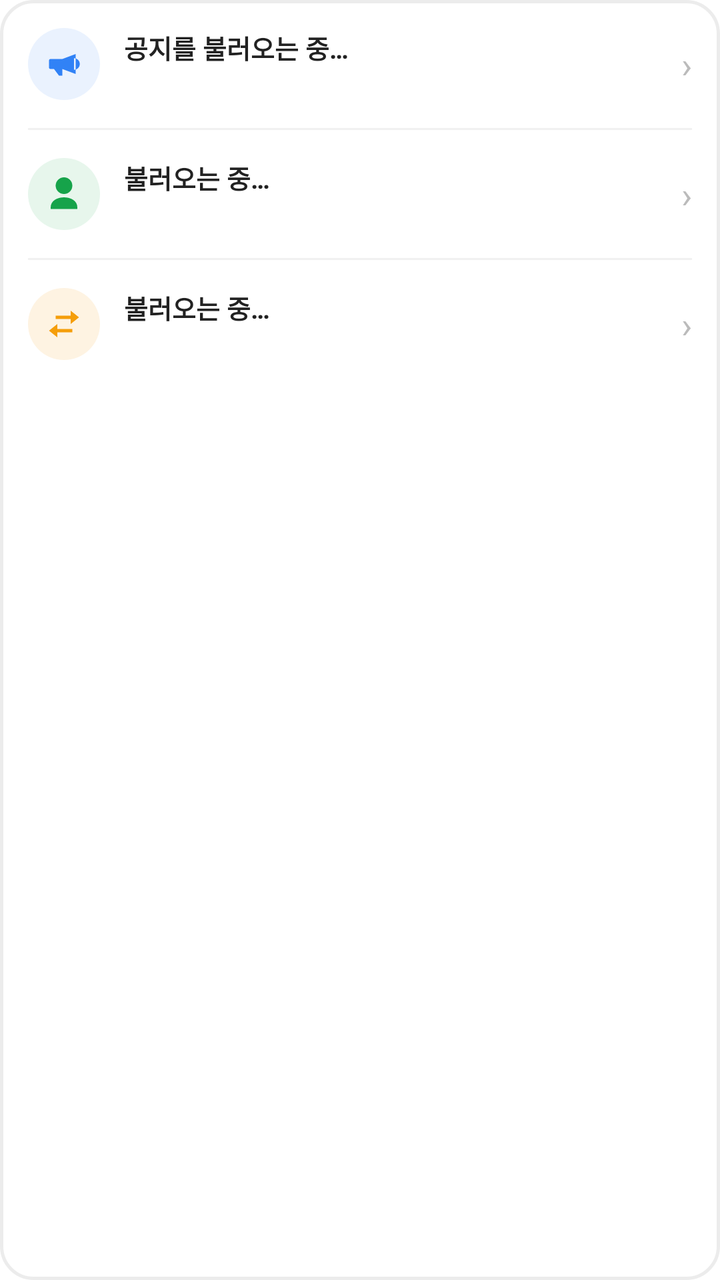
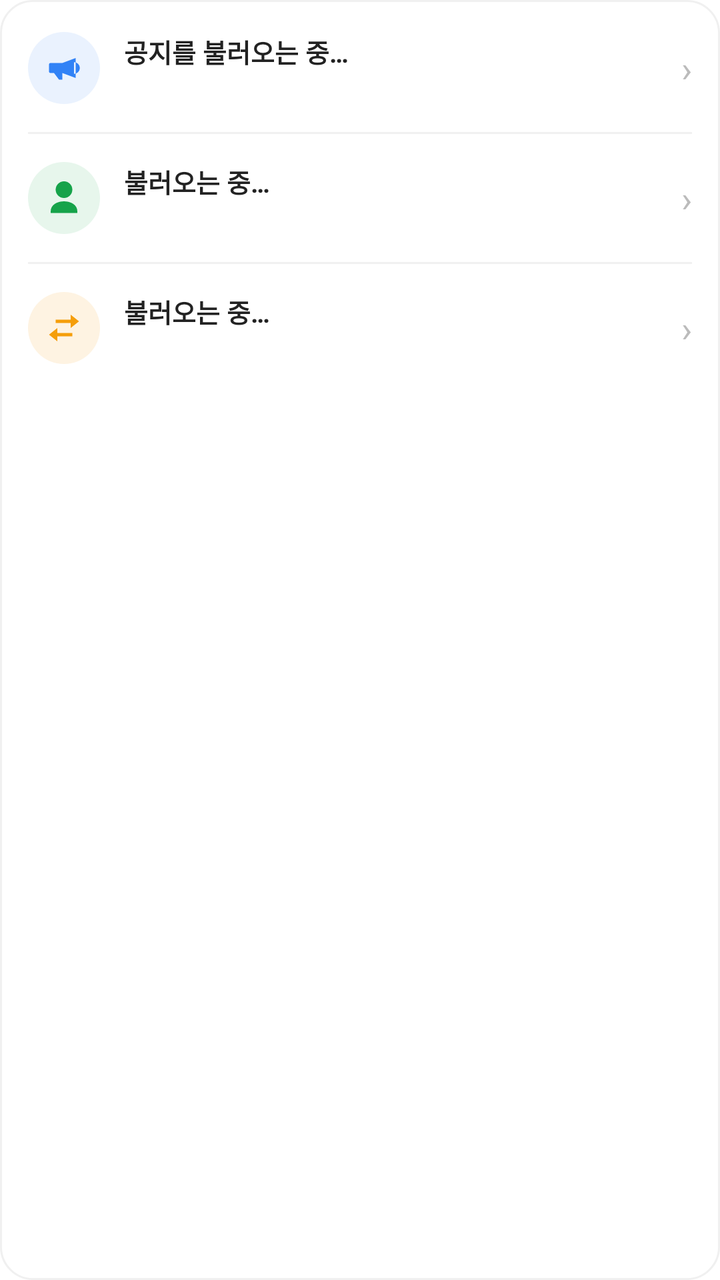

Compare the two renders of this Android layout. The source of the first and the diff that turns it into the second are given below.
<!-- AndroidManifest.xml: application theme Theme.PTManagerEmployee -->
<!-- res/layout/view_home_news.xml -->
<?xml version="1.0" encoding="utf-8"?>
<LinearLayout xmlns:android="http://schemas.android.com/apk/res/android"
    android:layout_width="match_parent"
    android:layout_height="wrap_content"
    android:orientation="vertical"
    android:background="@drawable/bg_card"
    android:paddingHorizontal="14dp">

    
    <LinearLayout
        android:id="@+id/card_notice"
        android:layout_width="match_parent"
        android:layout_height="wrap_content"
        android:orientation="horizontal"
        android:gravity="center_vertical"
        android:paddingVertical="14dp"
        android:foreground="?attr/selectableItemBackground">

        <ImageView
            android:layout_width="36dp"
            android:layout_height="36dp"
            android:padding="8dp"
            android:background="@drawable/bg_circle_notice"
            android:src="@drawable/ic_megaphone"
            android:tint="@color/cat_notice"
            android:contentDescription="공지" />

        <LinearLayout
            android:layout_width="0dp"
            android:layout_height="wrap_content"
            android:layout_weight="1"
            android:layout_marginStart="12dp"
            android:orientation="vertical">

            <LinearLayout
                android:layout_width="match_parent"
                android:layout_height="wrap_content"
                android:orientation="horizontal"
                android:gravity="center_vertical">

                <TextView
                    android:id="@+id/tv_notice_title"
                    android:layout_width="0dp"
                    android:layout_height="wrap_content"
                    android:layout_weight="1"
                    android:text="공지를 불러오는 중…"
                    android:maxLines="1"
                    android:ellipsize="end"
                    android:textColor="@color/text_primary"
                    android:textSize="13sp"
                    android:textStyle="bold" />

                <TextView
                    android:id="@+id/tv_notice_time"
                    android:layout_width="wrap_content"
                    android:layout_height="wrap_content"
                    android:layout_marginStart="8dp"
                    android:text=""
                    android:textColor="@color/text_hint"
                    android:textSize="11sp" />
            </LinearLayout>

            <TextView
                android:id="@+id/tv_notice_body"
                android:layout_width="match_parent"
                android:layout_height="wrap_content"
                android:layout_marginTop="2dp"
                android:text=""
                android:maxLines="1"
                android:ellipsize="end"
                android:textColor="@color/text_hint"
                android:textSize="11sp" />
        </LinearLayout>

        <TextView
            android:layout_width="wrap_content"
            android:layout_height="wrap_content"
            android:layout_marginStart="8dp"
            android:text="›"
            android:textColor="@color/text_hint"
            android:textSize="18sp" />
    </LinearLayout>

    <View
        android:layout_width="match_parent"
        android:layout_height="1dp"
        android:background="@color/divider" />

    
    <LinearLayout
        android:id="@+id/card_handover"
        android:layout_width="match_parent"
        android:layout_height="wrap_content"
        android:orientation="horizontal"
        android:gravity="center_vertical"
        android:paddingVertical="14dp"
        android:foreground="?attr/selectableItemBackground">

        <ImageView
            android:layout_width="36dp"
            android:layout_height="36dp"
            android:padding="8dp"
            android:background="@drawable/bg_circle_handover"
            android:src="@drawable/ic_person"
            android:tint="@color/cat_handover"
            android:contentDescription="인수인계" />

        <LinearLayout
            android:layout_width="0dp"
            android:layout_height="wrap_content"
            android:layout_weight="1"
            android:layout_marginStart="12dp"
            android:orientation="vertical">

            <LinearLayout
                android:layout_width="match_parent"
                android:layout_height="wrap_content"
                android:orientation="horizontal"
                android:gravity="center_vertical">

                <TextView
                    android:id="@+id/tv_handover_title"
                    android:layout_width="0dp"
                    android:layout_height="wrap_content"
                    android:layout_weight="1"
                    android:text="불러오는 중…"
                    android:maxLines="1"
                    android:ellipsize="end"
                    android:textColor="@color/text_primary"
                    android:textSize="13sp"
                    android:textStyle="bold" />

                <TextView
                    android:id="@+id/tv_handover_time"
                    android:layout_width="wrap_content"
                    android:layout_height="wrap_content"
                    android:layout_marginStart="8dp"
                    android:text=""
                    android:textColor="@color/text_hint"
                    android:textSize="11sp" />
            </LinearLayout>

            <TextView
                android:id="@+id/tv_handover_content"
                android:layout_width="match_parent"
                android:layout_height="wrap_content"
                android:layout_marginTop="2dp"
                android:text=""
                android:maxLines="1"
                android:ellipsize="end"
                android:textColor="@color/text_hint"
                android:textSize="11sp" />
        </LinearLayout>

        <TextView
            android:layout_width="wrap_content"
            android:layout_height="wrap_content"
            android:layout_marginStart="8dp"
            android:text="›"
            android:textColor="@color/text_hint"
            android:textSize="18sp" />
    </LinearLayout>

    <View
        android:layout_width="match_parent"
        android:layout_height="1dp"
        android:background="@color/divider" />

    
    <LinearLayout
        android:id="@+id/card_swap_req"
        android:layout_width="match_parent"
        android:layout_height="wrap_content"
        android:orientation="horizontal"
        android:gravity="center_vertical"
        android:paddingVertical="14dp"
        android:foreground="?attr/selectableItemBackground">

        <ImageView
            android:layout_width="36dp"
            android:layout_height="36dp"
            android:padding="8dp"
            android:background="@drawable/bg_circle_swap"
            android:src="@drawable/ic_swap"
            android:tint="@color/cat_swap"
            android:contentDescription="대타요청" />

        <LinearLayout
            android:layout_width="0dp"
            android:layout_height="wrap_content"
            android:layout_weight="1"
            android:layout_marginStart="12dp"
            android:orientation="vertical">

            <LinearLayout
                android:layout_width="match_parent"
                android:layout_height="wrap_content"
                android:orientation="horizontal"
                android:gravity="center_vertical">

                <TextView
                    android:id="@+id/tv_swap_req_title"
                    android:layout_width="0dp"
                    android:layout_height="wrap_content"
                    android:layout_weight="1"
                    android:text="불러오는 중…"
                    android:maxLines="1"
                    android:ellipsize="end"
                    android:textColor="@color/text_primary"
                    android:textSize="13sp"
                    android:textStyle="bold" />

                <TextView
                    android:id="@+id/tv_swap_req_time"
                    android:layout_width="wrap_content"
                    android:layout_height="wrap_content"
                    android:layout_marginStart="8dp"
                    android:text=""
                    android:textColor="@color/text_hint"
                    android:textSize="11sp" />
            </LinearLayout>

            <TextView
                android:id="@+id/tv_swap_req_sub"
                android:layout_width="match_parent"
                android:layout_height="wrap_content"
                android:layout_marginTop="2dp"
                android:text=""
                android:maxLines="1"
                android:ellipsize="end"
                android:textColor="@color/text_hint"
                android:textSize="11sp" />
        </LinearLayout>

        <TextView
            android:layout_width="wrap_content"
            android:layout_height="wrap_content"
            android:layout_marginStart="8dp"
            android:text="›"
            android:textColor="@color/text_hint"
            android:textSize="18sp" />
    </LinearLayout>
</LinearLayout>
<!-- resources referenced by this layout -->
<resources>
  <color name="cat_handover">#16A34A</color>
  <color name="cat_notice">#3182F6</color>
  <color name="cat_swap">#F59E0B</color>
  <color name="divider">#F1F1F1</color>
  <color name="text_hint">#BBBBBB</color>
  <color name="text_primary">#222222</color>
  <!-- drawable bg_card (drawable) -->
  <?xml version="1.0" encoding="utf-8"?>
  <shape xmlns:android="http://schemas.android.com/apk/res/android" android:shape="rectangle">
      <solid android:color="@color/white" />
      <corners android:radius="16dp" />
      <stroke android:width="1.5dp" android:color="@color/border" />
  </shape>
  <!-- drawable bg_circle_handover (drawable) -->
  <?xml version="1.0" encoding="utf-8"?>
  <shape xmlns:android="http://schemas.android.com/apk/res/android" android:shape="oval">
      <solid android:color="@color/cat_handover_bg" />
  </shape>
  <!-- drawable bg_circle_notice (drawable) -->
  <?xml version="1.0" encoding="utf-8"?>
  <shape xmlns:android="http://schemas.android.com/apk/res/android" android:shape="oval">
      <solid android:color="@color/cat_notice_bg" />
  </shape>
  <!-- drawable bg_circle_swap (drawable) -->
  <?xml version="1.0" encoding="utf-8"?>
  <shape xmlns:android="http://schemas.android.com/apk/res/android" android:shape="oval">
      <solid android:color="@color/cat_swap_bg" />
  </shape>
  <!-- drawable ic_megaphone (drawable) -->
  <vector xmlns:android="http://schemas.android.com/apk/res/android"
      android:width="24dp" android:height="24dp"
      android:viewportWidth="24" android:viewportHeight="24"
      android:tint="@color/nav_item_tint">
      <path android:fillColor="@android:color/white"
          android:pathData="M3,10v4a1,1 0,0 0,1 1h2l3,4h2v-4l8,3V6L11,9H4A1,1 0,0 0,3 10zM18,8.5a3.5,3.5 0,0 1,0 7z" />
  </vector>
  <!-- drawable ic_person (drawable) -->
  <vector xmlns:android="http://schemas.android.com/apk/res/android"
      android:width="24dp" android:height="24dp"
      android:viewportWidth="24" android:viewportHeight="24"
      android:tint="@color/nav_item_tint">
      <path android:fillColor="@android:color/white"
          android:pathData="M12,12a5,5 0,1 0,-5 -5A5,5 0,0 0,12 12zM12,14c-4,0 -8,2 -8,6v1h16v-1C20,16 16,14 12,14z" />
  </vector>
  <!-- drawable ic_swap (drawable) -->
  <vector xmlns:android="http://schemas.android.com/apk/res/android"
      android:width="24dp" android:height="24dp"
      android:viewportWidth="24" android:viewportHeight="24"
      android:tint="@color/nav_item_tint">
      <path android:fillColor="@android:color/white"
          android:pathData="M7,7h9V4l5,4 -5,4V9H7zM17,17H8v3l-5,-4 5,-4v3h9z" />
  </vector>
  <style name="Theme.PTManagerEmployee" parent="Base.Theme.PTManagerEmployee" />
  <color name="white">#FFFFFFFF</color>
  <color name="border">#ECECEC</color>
  <color name="cat_handover_bg">#E7F6EC</color>
  <color name="cat_notice_bg">#EAF2FE</color>
  <color name="cat_swap_bg">#FEF3E2</color>
  <style name="Base.Theme.PTManagerEmployee" parent="Theme.Material3.Light.NoActionBar">
          <item name="colorPrimary">@color/brand_blue</item>
          <item name="colorOnPrimary">@color/white</item>
          
          <item name="colorSecondaryContainer">@color/brand_blue_chip</item>
          <item name="colorOnSecondaryContainer">@color/brand_blue</item>
          <item name="colorSurface">@color/white</item>
          <item name="colorOnSurface">@color/text_primary</item>
          <item name="android:colorBackground">@color/white</item>
          <item name="android:statusBarColor">@color/white</item>
          <item name="android:navigationBarColor">@color/white</item>
          <item name="android:windowLightStatusBar">true</item>
          <item name="android:windowLightNavigationBar" tools:targetApi="o_mr1">true</item>
      </style>
  <color name="brand_blue">#3182F6</color>
  <color name="brand_blue_chip">#DBE7FF</color>
</resources>

<!-- the commit's change to res/layout/view_home_news.xml (unified diff, before → after) -->
@@ -1,10 +1,14 @@
 <?xml version="1.0" encoding="utf-8"?>
 <LinearLayout xmlns:android="http://schemas.android.com/apk/res/android"
+    xmlns:tools="http://schemas.android.com/tools"
+    xmlns:app="http://schemas.android.com/apk/res-auto"
     android:layout_width="match_parent"
     android:layout_height="wrap_content"
     android:orientation="vertical"
-    android:background="@drawable/bg_card"
-    android:paddingHorizontal="14dp">
+    android:background="@drawable/bg_home_news_card"
+    android:paddingHorizontal="14dp"
+    android:paddingVertical="2dp"
+    tools:ignore="HardcodedText">
 
     
     <LinearLayout
@@ -22,7 +26,7 @@
             android:padding="8dp"
             android:background="@drawable/bg_circle_notice"
             android:src="@drawable/ic_megaphone"
-            android:tint="@color/cat_notice"
+            app:tint="@color/cat_notice"
             android:contentDescription="공지" />
 
         <LinearLayout
@@ -102,7 +106,7 @@
             android:padding="8dp"
             android:background="@drawable/bg_circle_handover"
             android:src="@drawable/ic_person"
-            android:tint="@color/cat_handover"
+            app:tint="@color/cat_handover"
             android:contentDescription="인수인계" />
 
         <LinearLayout
@@ -182,7 +186,7 @@
             android:padding="8dp"
             android:background="@drawable/bg_circle_swap"
             android:src="@drawable/ic_swap"
-            android:tint="@color/cat_swap"
+            app:tint="@color/cat_swap"
             android:contentDescription="대타요청" />
 
         <LinearLayout
<!-- resource entries referenced after the edit -->
@@ -6,13 +6,6 @@
   <color name="divider">#F1F1F1</color>
   <color name="text_hint">#BBBBBB</color>
   <color name="text_primary">#222222</color>
-  <!-- drawable bg_card (drawable) -->
-  <?xml version="1.0" encoding="utf-8"?>
-  <shape xmlns:android="http://schemas.android.com/apk/res/android" android:shape="rectangle">
-      <solid android:color="@color/white" />
-      <corners android:radius="16dp" />
-      <stroke android:width="1.5dp" android:color="@color/border" />
-  </shape>
   <!-- drawable bg_circle_handover (drawable) -->
   <?xml version="1.0" encoding="utf-8"?>
   <shape xmlns:android="http://schemas.android.com/apk/res/android" android:shape="oval">
@@ -27,6 +20,13 @@
   <?xml version="1.0" encoding="utf-8"?>
   <shape xmlns:android="http://schemas.android.com/apk/res/android" android:shape="oval">
       <solid android:color="@color/cat_swap_bg" />
+  </shape>
+  <!-- drawable bg_home_news_card (drawable) -->
+  <?xml version="1.0" encoding="utf-8"?>
+  <shape xmlns:android="http://schemas.android.com/apk/res/android" android:shape="rectangle">
+      <solid android:color="@color/white" />
+      <corners android:radius="16dp" />
+      <stroke android:width="1dp" android:color="@color/border_light" />
   </shape>
   <!-- drawable ic_megaphone (drawable) -->
   <vector xmlns:android="http://schemas.android.com/apk/res/android"
@@ -54,7 +54,7 @@
   </vector>
   <style name="Theme.PTManagerEmployee" parent="Base.Theme.PTManagerEmployee" />
   <color name="white">#FFFFFFFF</color>
-  <color name="border">#ECECEC</color>
+  <color name="border_light">#F0F0F0</color>
   <color name="cat_handover_bg">#E7F6EC</color>
   <color name="cat_notice_bg">#EAF2FE</color>
   <color name="cat_swap_bg">#FEF3E2</color>
